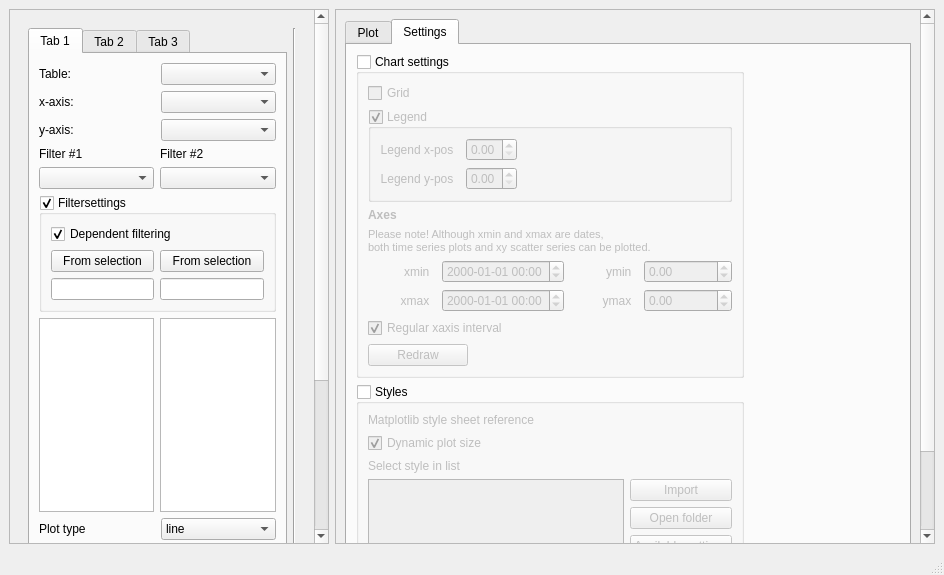
First picture: the form in ui/customplotdialog.ui, repository jkall/qgis-midvatten-plugin, before the edit.
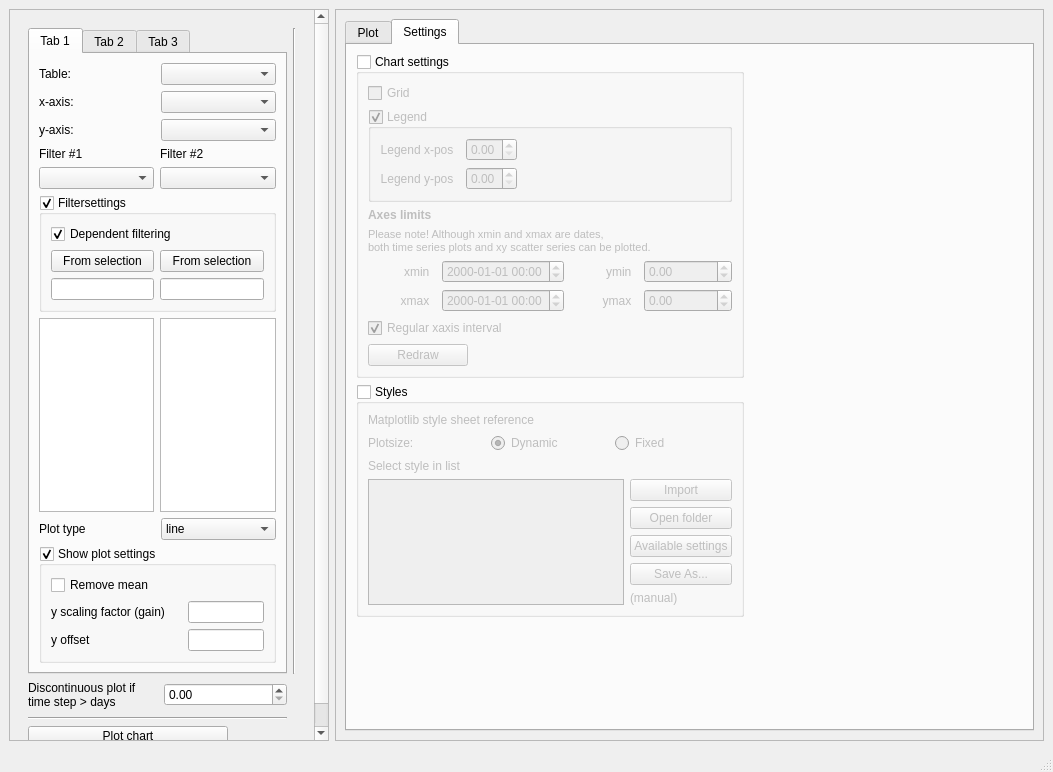
Second picture: the form after the edit. The open tabs and pages were chosen to show the change.

Commit message: - Customplot: Fixes #293. Added checkbox "Regular xaxis interval". - Customplot: Fixed tab widget resizing bugs. Restructured settings.

What changed in the file:
```diff
--- a/ui/customplotdialog.ui
+++ b/ui/customplotdialog.ui
@@ -6,8 +6,8 @@
    <rect>
     <x>0</x>
     <y>0</y>
-    <width>944</width>
-    <height>575</height>
+    <width>1053</width>
+    <height>772</height>
    </rect>
   </property>
   <property name="windowTitle">
@@ -17,6 +17,9 @@
    <layout class="QGridLayout" name="gridLayout">
     <item row="0" column="1">
      <widget class="QScrollArea" name="plot_scrollArea">
+      <property name="verticalScrollBarPolicy">
+       <enum>Qt::ScrollBarAsNeeded</enum>
+      </property>
       <property name="widgetResizable">
        <bool>true</bool>
       </property>
@@ -25,8 +28,8 @@
         <rect>
          <x>0</x>
          <y>0</y>
-         <width>575</width>
-         <height>699</height>
+         <width>703</width>
+         <height>701</height>
         </rect>
        </property>
        <property name="sizePolicy">
@@ -35,7 +38,7 @@
          <verstretch>0</verstretch>
         </sizepolicy>
        </property>
-       <layout class="QHBoxLayout" name="horizontalLayout_2">
+       <layout class="QVBoxLayout" name="verticalLayout_4">
         <item>
          <widget class="QTabWidget" name="plot_tabwidget">
           <property name="sizePolicy">
@@ -57,7 +60,7 @@
            <attribute name="title">
             <string>Plot</string>
            </attribute>
-           <layout class="QVBoxLayout" name="verticalLayout_4">
+           <layout class="QVBoxLayout" name="verticalLayout_3">
             <item>
              <widget class="QWidget" name="widgetPlot" native="true">
               <property name="sizePolicy">
@@ -72,8 +75,8 @@
                 <height>10</height>
                </size>
               </property>
-              <layout class="QVBoxLayout" name="verticalLayout_3">
-               <item>
+              <layout class="QGridLayout" name="gridLayout_21">
+               <item row="0" column="0">
                 <layout class="QVBoxLayout" name="layoutplot"/>
                </item>
               </layout>
@@ -93,7 +96,7 @@
            </attribute>
            <layout class="QGridLayout" name="gridLayout_6">
             <item row="0" column="0">
-             <layout class="QVBoxLayout" name="verticalLayout_2">
+             <layout class="QVBoxLayout" name="verticalLayout_7">
               <item>
                <widget class="QGroupBox" name="chart_settings">
                 <property name="sizePolicy">
@@ -232,7 +235,7 @@
                       </font>
                      </property>
                      <property name="text">
-                      <string>Axes</string>
+                      <string>Axes limits</string>
                      </property>
                     </widget>
                    </item>
@@ -470,8 +473,55 @@
                 <property name="checked">
                  <bool>false</bool>
                 </property>
-                <layout class="QGridLayout" name="gridLayout_21">
-                 <item row="2" column="0">
+                <layout class="QVBoxLayout" name="verticalLayout_2">
+                 <item>
+                  <widget class="QLabel" name="matplotlib_style_sheet_reference">
+                   <property name="text">
+                    <string>Matplotlib style sheet reference</string>
+                   </property>
+                   <property name="openExternalLinks">
+                    <bool>true</bool>
+                   </property>
+                  </widget>
+                 </item>
+                 <item>
+                  <layout class="QHBoxLayout" name="horizontalLayout">
+                   <item>
+                    <widget class="QLabel" name="label_20">
+                     <property name="toolTip">
+                      <string>&lt;html&gt;&lt;head/&gt;&lt;body&gt;&lt;p&gt;Dynamic plotsize: The plot size will adjust to the customplot window size.&lt;br/&gt;Fixed: The plot size will be set to the parameter figure.figsize from the used style file.&lt;/p&gt;&lt;/body&gt;&lt;/html&gt;</string>
+                     </property>
+                     <property name="text">
+                      <string>Plotsize:</string>
+                     </property>
+                    </widget>
+                   </item>
+                   <item>
+                    <widget class="QRadioButton" name="dynamic_plot_size">
+                     <property name="toolTip">
+                      <string>&lt;html&gt;&lt;head/&gt;&lt;body&gt;&lt;p&gt;Dynamic plotsize: The plot size will adjust to the customplot window size.&lt;br/&gt;Fixed: The plot size will be set to the parameter figure.figsize from the used style file.&lt;/p&gt;&lt;/body&gt;&lt;/html&gt;</string>
+                     </property>
+                     <property name="text">
+                      <string>Dynamic</string>
+                     </property>
+                     <property name="checked">
+                      <bool>true</bool>
+                     </property>
+                    </widget>
+                   </item>
+                   <item>
+                    <widget class="QRadioButton" name="radioButton_2">
+                     <property name="toolTip">
+                      <string>&lt;html&gt;&lt;head/&gt;&lt;body&gt;&lt;p&gt;Dynamic plotsize: The plot size will adjust to the customplot window size.&lt;br/&gt;Fixed: The plot size will be set to the parameter figure.figsize from the used style file.&lt;/p&gt;&lt;/body&gt;&lt;/html&gt;</string>
+                     </property>
+                     <property name="text">
+                      <string>Fixed</string>
+                     </property>
+                    </widget>
+                   </item>
+                  </layout>
+                 </item>
+                 <item>
                   <layout class="QGridLayout" name="gridLayout_23">
                    <property name="sizeConstraint">
                     <enum>QLayout::SetDefaultConstraint</enum>
@@ -555,29 +605,6 @@
                    </item>
                   </layout>
                  </item>
-                 <item row="1" column="0">
-                  <widget class="QCheckBox" name="dynamic_plot_size">
-                   <property name="toolTip">
-                    <string>&lt;html&gt;&lt;head/&gt;&lt;body&gt;&lt;p&gt;If checked, the plot size will adjust to the customplot window size.&lt;br/&gt;If unchecked, the plot size will be set to the parameter figure.figsize from the used style file.&lt;br/&gt;&lt;/p&gt;&lt;/body&gt;&lt;/html&gt;</string>
-                   </property>
-                   <property name="text">
-                    <string>Dynamic plot size</string>
-                   </property>
-                   <property name="checked">
-                    <bool>true</bool>
-                   </property>
-                  </widget>
-                 </item>
-                 <item row="0" column="0">
-                  <widget class="QLabel" name="matplotlib_style_sheet_reference">
-                   <property name="text">
-                    <string>Matplotlib style sheet reference</string>
-                   </property>
-                   <property name="openExternalLinks">
-                    <bool>true</bool>
-                   </property>
-                  </widget>
-                 </item>
                 </layout>
                </widget>
               </item>
```
Left out of the diff: 9 changed lines with no effect on the pictures. The commit also changes 2 other files.
